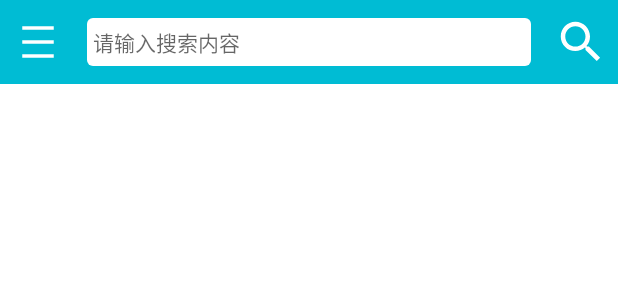
After one commit to zhaojfGithub/wanandroid, an Android app: the layout base_toolbar.xml on its own in the app's theme, with its tools: preview values and no code run, on a phone screen of 412 x 824 dp. The commit adds this screen. Shown: the top 300 px of the screen. Run offline under Robolectric (Android 15) with nearby library versions, the phone set to English and light mode, and no system bars.

Commit message:
设置主题，主页toolbar

```diff
--- /dev/null
+++ b/app/src/main/res/drawable/ic_clear.xml
@@ -0,0 +1,5 @@
+<vector android:height="36dp" android:tint="#FFFFFF"
+    android:viewportHeight="24" android:viewportWidth="24"
+    android:width="36dp" xmlns:android="http://schemas.android.com/apk/res/android">
+    <path android:fillColor="@android:color/white" android:pathData="M19,6.41L17.59,5 12,10.59 6.41,5 5,6.41 10.59,12 5,17.59 6.41,19 12,13.41 17.59,19 19,17.59 13.41,12z"/>
+</vector>
--- /dev/null
+++ b/app/src/main/res/drawable/ic_density_medium.xml
@@ -0,0 +1,7 @@
+<vector android:height="28dp" android:tint="#FFFFFF"
+    android:viewportHeight="24" android:viewportWidth="24"
+    android:width="28dp" xmlns:android="http://schemas.android.com/apk/res/android">
+    <path android:fillColor="@android:color/white" android:pathData="M3,3h18v2h-18z"/>
+    <path android:fillColor="@android:color/white" android:pathData="M3,19h18v2h-18z"/>
+    <path android:fillColor="@android:color/white" android:pathData="M3,11h18v2h-18z"/>
+</vector>
--- /dev/null
+++ b/app/src/main/res/drawable/ic_search.xml
@@ -0,0 +1,5 @@
+<vector android:height="36dp" android:tint="#FFFFFF"
+    android:viewportHeight="24" android:viewportWidth="24"
+    android:width="36dp" xmlns:android="http://schemas.android.com/apk/res/android">
+    <path android:fillColor="@android:color/white" android:pathData="M15.5,14h-0.79l-0.28,-0.27C15.41,12.59 16,11.11 16,9.5 16,5.91 13.09,3 9.5,3S3,5.91 3,9.5 5.91,16 9.5,16c1.61,0 3.09,-0.59 4.23,-1.57l0.27,0.28v0.79l5,4.99L20.49,19l-4.99,-5zM9.5,14C7.01,14 5,11.99 5,9.5S7.01,5 9.5,5 14,7.01 14,9.5 11.99,14 9.5,14z"/>
+</vector>
--- /dev/null
+++ b/app/src/main/res/drawable/ic_shape_outline.xml
@@ -0,0 +1,8 @@
+<?xml version="1.0" encoding="utf-8"?>
+<shape xmlns:android="http://schemas.android.com/apk/res/android">
+    <solid android:color="?attr/colorOnBackground" />
+
+    <corners android:radius="@dimen/view_4dp" />
+
+
+</shape>
--- a/app/src/main/res/layout/activity_main.xml
+++ b/app/src/main/res/layout/activity_main.xml
@@ -4,6 +4,7 @@
     xmlns:tools="http://schemas.android.com/tools">
 
     <data>
+
         <variable
             name="data"
             type="com.zhao.wanandroid.ui.main.activity.MainViewModel" />
@@ -14,6 +15,10 @@
         android:layout_height="match_parent"
         tools:context=".ui.main.activity.MainActivity">
 
+        <include
+            android:id="@+id/include"
+            layout="@layout/base_toolbar" />
+
         <androidx.viewpager2.widget.ViewPager2
             android:id="@+id/viewPage"
             android:layout_width="@dimen/view_0dp"
@@ -21,16 +26,16 @@
             app:layout_constraintBottom_toTopOf="@+id/bottomNavigationView"
             app:layout_constraintEnd_toEndOf="parent"
             app:layout_constraintStart_toStartOf="parent"
-            app:layout_constraintTop_toTopOf="parent" />
+            app:layout_constraintTop_toBottomOf="@id/include" />
 
         <com.google.android.material.bottomnavigation.BottomNavigationView
             android:id="@+id/bottomNavigationView"
             android:layout_width="@dimen/view_0dp"
             android:layout_height="wrap_content"
-            app:menu="@menu/menu_home"
             android:background="@color/white"
             app:layout_constraintBottom_toBottomOf="parent"
             app:layout_constraintEnd_toEndOf="parent"
-            app:layout_constraintStart_toStartOf="parent" />
+            app:layout_constraintStart_toStartOf="parent"
+            app:menu="@menu/menu_home" />
     </androidx.constraintlayout.widget.ConstraintLayout>
 </layout>
--- /dev/null
+++ b/app/src/main/res/layout/base_toolbar.xml
@@ -0,0 +1,55 @@
+<?xml version="1.0" encoding="utf-8"?>
+
+<com.google.android.material.appbar.MaterialToolbar xmlns:android="http://schemas.android.com/apk/res/android"
+    xmlns:app="http://schemas.android.com/apk/res-auto"
+    android:id="@+id/toolbar"
+    android:layout_width="match_parent"
+    android:layout_height="?attr/actionBarSize"
+    android:background="?attr/colorPrimary"
+    app:contentInsetStart="@dimen/view_0dp">
+
+    <androidx.constraintlayout.widget.ConstraintLayout
+        android:layout_width="match_parent"
+        android:layout_height="match_parent">
+
+        <androidx.constraintlayout.utils.widget.ImageFilterButton
+            android:id="@+id/toolbarIvItem"
+            style="@style/ButtonAlpha"
+            android:layout_width="@dimen/view_50dp"
+            android:layout_height="wrap_content"
+            android:src="@drawable/ic_density_medium"
+            app:layout_constraintBottom_toBottomOf="parent"
+            app:layout_constraintStart_toStartOf="parent"
+            app:layout_constraintTop_toTopOf="parent" />
+
+        <com.google.android.material.textfield.TextInputEditText
+            android:id="@+id/toolbarTvEdit"
+            android:layout_width="@dimen/view_0dp"
+            android:layout_height="match_parent"
+            android:layout_marginStart="@dimen/view_8dp"
+            android:layout_marginTop="@dimen/view_12dp"
+            android:layout_marginEnd="@dimen/view_8dp"
+            android:layout_marginBottom="@dimen/view_12dp"
+            android:background="@drawable/ic_shape_outline"
+            android:hint="@string/place_search_context"
+            android:inputType="text"
+            android:maxLines="1"
+            android:padding="@dimen/view_4dp"
+            android:textColor="?attr/colorSecondary"
+            android:textSize="@dimen/view_14sp"
+            app:layout_constraintBottom_toBottomOf="parent"
+            app:layout_constraintEnd_toStartOf="@+id/toolbarBtSearch"
+            app:layout_constraintStart_toEndOf="@+id/toolbarIvItem"
+            app:layout_constraintTop_toTopOf="parent" />
+
+        <androidx.constraintlayout.utils.widget.ImageFilterButton
+            android:id="@+id/toolbarBtSearch"
+            style="@style/ButtonAlpha"
+            android:layout_width="@dimen/view_50dp"
+            android:layout_height="wrap_content"
+            android:src="@drawable/ic_search"
+            app:layout_constraintBottom_toBottomOf="parent"
+            app:layout_constraintEnd_toEndOf="parent"
+            app:layout_constraintTop_toTopOf="parent" />
+    </androidx.constraintlayout.widget.ConstraintLayout>
+</com.google.android.material.appbar.MaterialToolbar>
--- a/app/src/main/res/menu/menu_home.xml
+++ b/app/src/main/res/menu/menu_home.xml
@@ -11,9 +11,9 @@
     <item
         android:id="@+id/navigation_open_number"
         android:icon="@drawable/ic_library_books"
-        android:title="@string/公众号"/>
+        android:title="@string/main_open_number"/>
     <item
         android:id="@+id/navigation_project"
         android:icon="@drawable/ic_article"
-        android:title="@string/项目"/>
+        android:title="@string/main_project"/>
 </menu>
--- a/app/src/main/res/values/colors.xml
+++ b/app/src/main/res/values/colors.xml
@@ -14,4 +14,6 @@
     <color name="orange_500">#FF5722</color>
     <color name="orange_400">#FF7043</color>
     <color name="orange_200">#FFAB91</color>
+
+    <color name="alpha_100">#FFFFFFFF</color>
 </resources>
--- a/app/src/main/res/values/strings.xml
+++ b/app/src/main/res/values/strings.xml
@@ -21,8 +21,9 @@
     <string name="err_general_msg">发生错误</string>
     <string name="main_home">首页</string>
     <string name="main_system">体系</string>
-    <string name="公众号">main_oepn_number</string>
-    <string name="项目">main_project</string>
+    <string name="main_open_number">公众号</string>
+    <string name="main_project">项目</string>
     <!-- TODO: Remove or change this placeholder text -->
     <string name="hello_blank_fragment">Hello blank fragment</string>
+    <string name="place_search_context">请输入搜索内容</string>
 </resources>
--- a/app/src/main/res/values/themes.xml
+++ b/app/src/main/res/values/themes.xml
@@ -1,6 +1,7 @@
-<resources xmlns:tools="http://schemas.android.com/tools">
+<resources>
     <!-- Base application theme. -->
     <style name="Theme.Wanandroid" parent="Theme.MaterialComponents.DayNight.NoActionBar">
+        <item name="colorPrimaryDark">@color/blue_500</item>
         <!-- appbar背景色，应用的主要色调，actionBar默认使用此颜色 -->
         <item name="colorPrimary">@color/blue_500</item>
         <!--colorPrimary的对比色-->
@@ -15,6 +16,12 @@
         <item name="colorOnSurface">@color/orange_400</item>
         <!--错误信息-->
         <item name="colorError">@color/black</item>
+
+        <item name="colorOnBackground">@color/white</item>
+    </style>
+
+    <style name="ButtonAlpha" parent="Widget.MaterialComponents.Button.TextButton">
+        <item name="backgroundTint">@android:color/transparent</item>
     </style>
 
     <!---->
```
